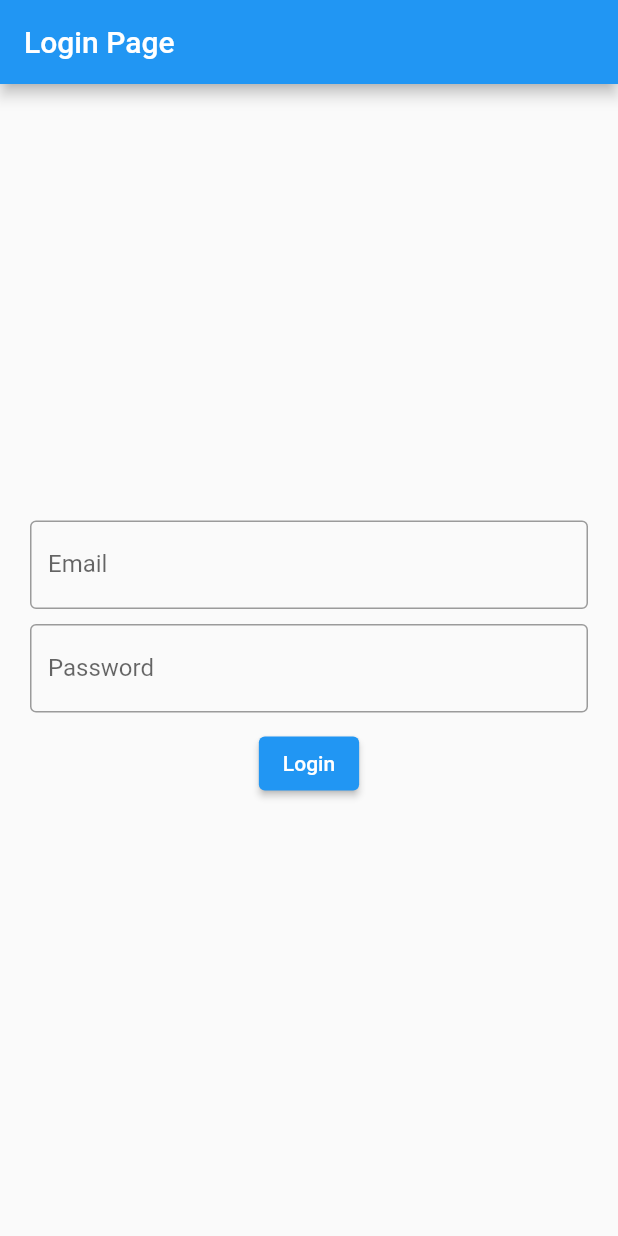
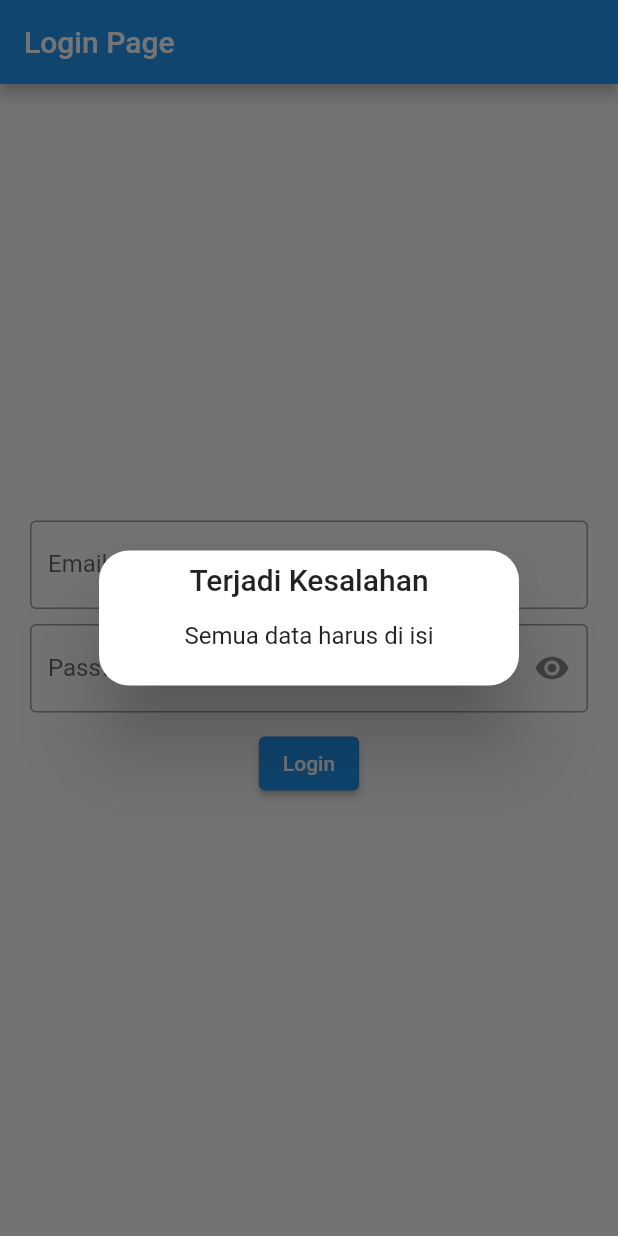
Before and after one commit to anangfatkur/getx-stateMixin-GetConnectApi, a Flutter app: the screen it shows after launch, after a tap on "Login", on a phone screen of 412 x 824 dp. Run offline on Flutter 3.47's test engine with Material 2 defaults, Android fonts, the phone set to English and light mode, and no system bars; our stand-ins replace get, get_storage.

Commit message:
auth login

```diff
--- a/lib/bindings/myBindings.dart
+++ b/lib/bindings/myBindings.dart
@@ -1,11 +1,13 @@
 import 'package:get/get.dart';
-import 'package:getx_statemixin/controller/myController.dart';
+import 'package:getx_statemixin/controller/loginController.dart';
+// import 'package:getx_statemixin/controller/myController.dart';
 
 class MyBindings implements Bindings {
   @override
   void dependencies() {
     // ignore: todo
     // TODO: implement dependencies
-    Get.put(MyController());
+    // Get.put(MyController());
+    Get.put(LoginController());
   }
 }
--- /dev/null
+++ b/lib/controller/auth.dart
@@ -0,0 +1,35 @@
+import 'package:get/get.dart';
+import 'package:getx_statemixin/routes/route_name.dart';
+
+class AuthController extends GetxController {
+  var isAuth = false.obs;
+
+  Map<String, String> _dataUser = {
+    'email': 'admin@gmail.com',
+    'password': 'admin123',
+  };
+
+  void dialogError(String msg) {
+    Get.defaultDialog(
+      title: "Terjadi Kesalahan",
+      middleText: msg,
+    );
+  }
+
+  void login(String email, String password) {
+    if (email != '' && password != '') {
+      if (GetUtils.isEmail(email)) {
+        if (email == _dataUser['email'] && password == _dataUser['password']) {
+          //Berhasil untuk Login
+          isAuth.value = true;
+        } else {
+          dialogError("Data User TidAK Valid");
+        }
+      } else {
+        dialogError("Email dan Password Tidak Benar");
+      }
+    } else {
+      dialogError("Semua data harus di isi");
+    }
+  }
+}
--- /dev/null
+++ b/lib/controller/loginController.dart
@@ -0,0 +1,9 @@
+import 'package:flutter/material.dart';
+import 'package:get/get.dart';
+
+class LoginController extends GetxController {
+  var hidden = true.obs;
+  // ignore: non_constant_identifier_names
+  TextEditingController emailController = TextEditingController();
+  TextEditingController passwordController = TextEditingController();
+}
--- a/lib/main.dart
+++ b/lib/main.dart
@@ -1,28 +1,36 @@
 import 'package:flutter/material.dart';
 import 'package:get/get.dart';
+import 'package:getx_statemixin/pages/home.dart';
 import 'package:getx_statemixin/routes/app_page.dart';
+
 // import 'package:getx_statemixin/bindings/myBindings.dart';
 // import './pages/home_page.dart';
 
 //GET STORAGE
-import '../pages/home.dart';
+// import '../pages/home.dart';
 import '../pages/login.dart';
 import 'package:get_storage/get_storage.dart';
+import '../controller/auth.dart';
+import '../controller/loginController.dart';
 
 void main() {
-  runApp(const MyApp());
+  runApp(MyApp());
 }
 
 class MyApp extends StatelessWidget {
-  const MyApp({Key? key}) : super(key: key);
+  final loginC = Get.put(LoginController());
+  final authC = Get.put(AuthController());
+  MyApp({Key? key}) : super(key: key);
 
   @override
   Widget build(BuildContext context) {
-    return GetMaterialApp(
-      // home: const MyHomePage(),
-      home: const LoginPage(),
-      getPages: AppPage.pages,
-      // initialBinding: MyBindings(),
-    );
+    return Obx(() => GetMaterialApp(
+          // home: const MyHomePage(),
+          debugShowCheckedModeBanner: false,
+          home: authC.isAuth.isTrue ? const MyHomePage() : LoginPage(),
+          getPages: AppPage.pages,
+          // initialBinding: MyBindings(),
+          // initialBinding: MyBindings(),
+        ));
   }
 }
--- a/lib/pages/home.dart
+++ b/lib/pages/home.dart
@@ -7,7 +7,7 @@ class MyHomePage extends StatelessWidget {
   Widget build(BuildContext context) {
     return Scaffold(
       appBar: AppBar(
-        title: Text("Home Page"),
+        title: const Text("Home Page"),
       ),
     );
   }
--- a/lib/pages/login.dart
+++ b/lib/pages/login.dart
@@ -1,7 +1,12 @@
 import 'package:flutter/material.dart';
+import 'package:get/get.dart';
+import '../controller/auth.dart';
+import '../controller/loginController.dart';
 
 class LoginPage extends StatelessWidget {
-  const LoginPage({Key? key}) : super(key: key);
+  final loginC = Get.find<LoginController>();
+  final authC = Get.find<AuthController>();
+  LoginPage({Key? key}) : super(key: key);
 
   @override
   Widget build(BuildContext context) {
@@ -15,24 +20,38 @@ class LoginPage extends StatelessWidget {
           mainAxisAlignment: MainAxisAlignment.center,
           // ignore: prefer_const_literals_to_create_immutables
           children: [
-            const TextField(
+            TextField(
+              controller: loginC.emailController,
               autocorrect: false,
-              decoration: InputDecoration(
+              decoration: const InputDecoration(
                 labelText: "Email",
                 border: OutlineInputBorder(),
               ),
             ),
             const SizedBox(height: 10),
-            const TextField(
-              autocorrect: false,
-              decoration: InputDecoration(
-                labelText: "Password",
-                border: OutlineInputBorder(),
+            Obx(
+              () => TextField(
+                controller: loginC.passwordController,
+                obscureText: loginC.hidden.value,
+                autocorrect: false,
+                decoration: InputDecoration(
+                  suffixIcon: IconButton(
+                    onPressed: () => loginC.hidden.toggle(),
+                    icon: loginC.hidden.isTrue
+                        ? const Icon(Icons.remove_red_eye)
+                        : const Icon(Icons.remove_red_eye_outlined),
+                  ),
+                  labelText: "Password",
+                  border: const OutlineInputBorder(),
+                ),
               ),
             ),
             const SizedBox(height: 10),
             ElevatedButton(
-              onPressed: () {},
+              onPressed: () => authC.login(
+                loginC.emailController.text,
+                loginC.passwordController.text,
+              ),
               child: const Text("Login"),
             ),
           ],
--- a/lib/routes/app_page.dart
+++ b/lib/routes/app_page.dart
@@ -11,7 +11,7 @@ class AppPage {
     ),
     GetPage(
       name: RouteName.login,
-      page: () => const LoginPage(),
+      page: () => LoginPage(),
     ),
   ];
 }
```
Also changed, not shown: 1 other file.
